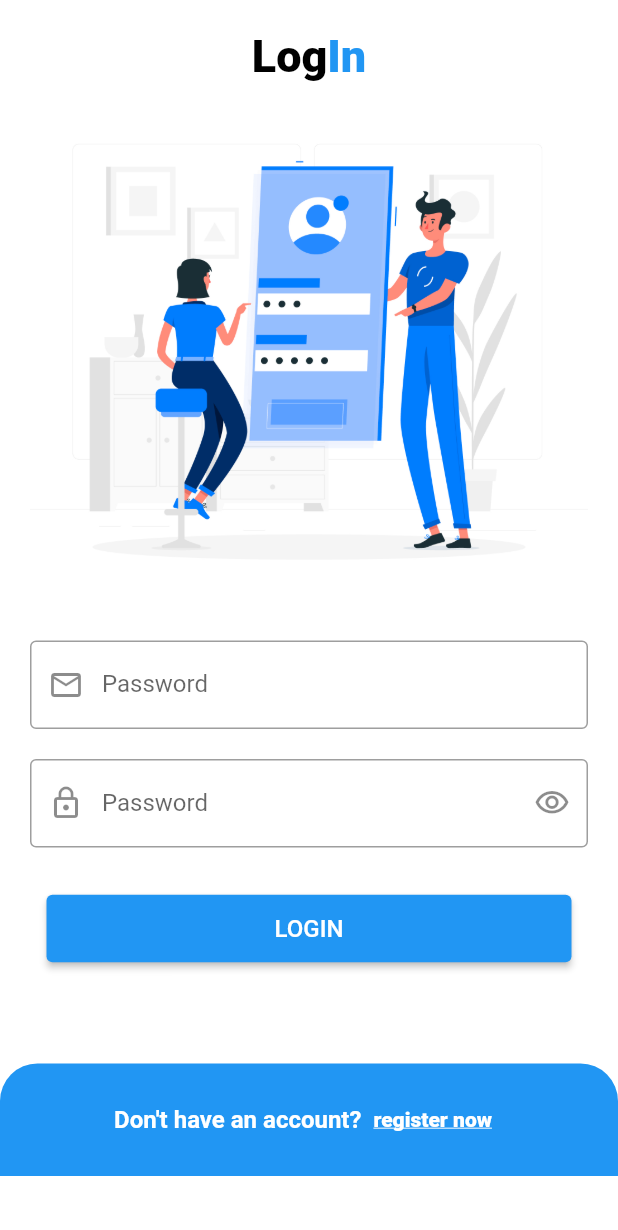
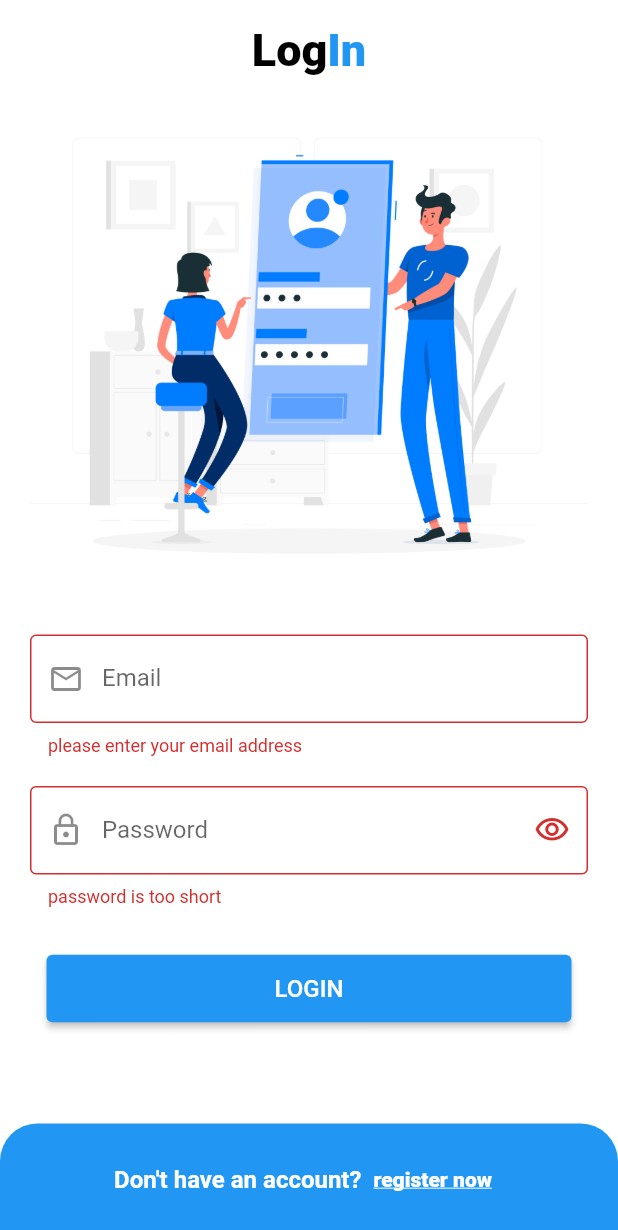
Before and after one commit to Noor-378/shop_app, a Flutter app: the LoginScreen screen opened directly, after a tap on "LOGIN", on a phone screen of 412 x 824 dp. Shown: the top 1230 px of the screen. Run offline on Flutter 3.47's test engine with Material 3 defaults, Android fonts, the phone set to English and light mode, and no system bars; our stand-ins replace dio, flutter_bloc, lottie, smooth_page_indicator; Roboto replaces fonts that are missing (Popping).

Commit message:
complete the validate and put the logic inside the login button

```diff
--- a/lib/screens/login_screen/login_screen.dart
+++ b/lib/screens/login_screen/login_screen.dart
@@ -17,6 +17,7 @@ class LoginScreen extends StatelessWidget {
   Widget build(BuildContext context) {
     var emailController = TextEditingController();
     var passwordController = TextEditingController();
+    var formKey = GlobalKey<FormState>();
     return BlocProvider(
       create: (context) => LoginCubit(),
       child: BlocConsumer<LoginCubit, LoginState>(
@@ -31,6 +32,9 @@ class LoginScreen extends StatelessWidget {
                   children: [
                     Padding(
                       padding: const EdgeInsets.all(20),
+                      child: Form(
+                        key: formKey,
+                        autovalidateMode: AutovalidateMode.onUnfocus,
                         child: Column(
                           children: [
                             Row(
@@ -67,7 +71,7 @@ class LoginScreen extends StatelessWidget {
                                   return null;
                                 }
                               },
-                            label: "Password",
+                              label: "Email",
                               icon: Icons.email_outlined,
                             ),
                             SizedBox(
@@ -94,7 +98,13 @@ class LoginScreen extends StatelessWidget {
                             ),
                             CustomElevatedButton(
                               height: 45,
-                            onPressed: () {},
+                              onPressed: () {
+                                if (formKey.currentState!.validate()) {
+                                  LoginCubit.get(context).userLogin(
+                                      email: emailController.text,
+                                      password: passwordController.text);
+                                }
+                              },
                               color: state is! LoginLoadingState
                                   ? mainColor
                                   : Colors.grey,
@@ -112,6 +122,7 @@ class LoginScreen extends StatelessWidget {
                                     ),
                             ),
                           ],
+                        ),
                       ),
                     ),
                     Container(
```
Lines whose indentation alone changed are shown as unchanged.
